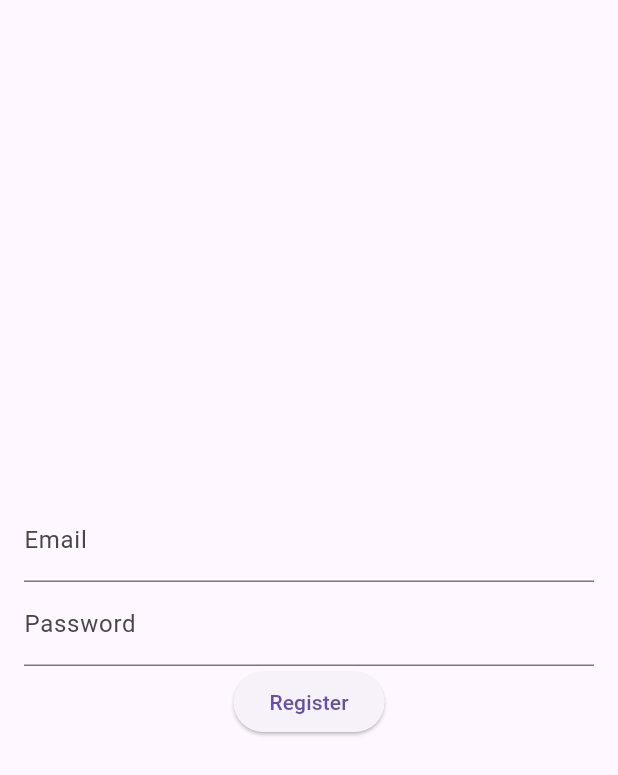
After one commit to rekk5/RestaurantApp, a Flutter app: the LoginPage screen opened by its route, after a tap on "Register", on a phone screen of 412 x 824 dp. The commit adds this screen. Shown: the top 775 px of the screen. Run offline on Flutter 3.47's test engine with Material 3 defaults, Android fonts, the light colour scheme and no system bars; our stand-ins replace firebase_auth, firebase_core; accounts and stored records are empty; network calls fail.

Commit message:
Login and register using firebase

```diff
--- a/lib/classes/food_item.dart
+++ b/lib/classes/food_item.dart
@@ -1,4 +1,3 @@
-import 'package:flutter/material.dart';
 
 class FoodItem{
 
--- a/lib/classes/user_information.dart
+++ b/lib/classes/user_information.dart
@@ -1,4 +1,3 @@
-import 'package:flutter/material.dart';
 
 class UserInformation{
 
--- /dev/null
+++ b/lib/login.dart
@@ -0,0 +1,65 @@
+import 'package:flutter/material.dart';
+import 'package:firebase_auth/firebase_auth.dart';
+import 'register.dart';
+
+class LoginPage extends StatefulWidget {
+  @override
+  _LoginPageState createState() => _LoginPageState();
+}
+
+class _LoginPageState extends State<LoginPage> {
+  final _auth = FirebaseAuth.instance;
+  final _emailController = TextEditingController();
+  final _passwordController = TextEditingController();
+
+  Future<void> _login() async {
+    try {
+      final user = await _auth.signInWithEmailAndPassword(
+        email: _emailController.text,
+        password: _passwordController.text,
+      );
+    } on FirebaseAuthException catch (e) {
+      if (e.code == 'user-not-found') {
+        print('No user found for that email.');
+      } else if (e.code == 'wrong-password') {
+        print('Wrong password provided for that user.');
+      }
+    }
+  } // This closing bracket was missing
+
+  @override
+  Widget build(BuildContext context) {
+    return Scaffold(
+      body: Padding(
+        padding: const EdgeInsets.all(16.0),
+        child: Column(
+          mainAxisAlignment: MainAxisAlignment.center,
+          children: <Widget>[
+            TextField(
+              controller: _emailController,
+              decoration: InputDecoration(labelText: 'Email'),
+            ),
+            TextField(
+              controller: _passwordController,
+              decoration: InputDecoration(labelText: 'Password'),
+              obscureText: true,
+            ),
+            ElevatedButton(
+              child: Text('Login'),
+              onPressed: _login,
+            ),
+            ElevatedButton(
+              child: Text('Register'),
+              onPressed: () {
+                Navigator.push(
+                  context,
+                  MaterialPageRoute(builder: (context) => RegisterPage()),
+                );
+              },
+            ),
+          ],
+        ),
+      ),
+    );
+  }
+}
--- /dev/null
+++ b/lib/register.dart
@@ -0,0 +1,57 @@
+import 'package:flutter/material.dart';
+import 'package:firebase_auth/firebase_auth.dart';
+
+class RegisterPage extends StatefulWidget {
+  @override
+  _RegisterPageState createState() => _RegisterPageState();
+}
+
+class _RegisterPageState extends State<RegisterPage> {
+  final _auth = FirebaseAuth.instance;
+  final _emailController = TextEditingController();
+  final _passwordController = TextEditingController();
+
+  Future<void> _register() async {
+    try {
+      final user = await _auth.createUserWithEmailAndPassword(
+        email: _emailController.text,
+        password: _passwordController.text,
+      );
+    } on FirebaseAuthException catch (e) {
+      if (e.code == 'weak-password') {
+        print('The password provided is too weak.');
+      } else if (e.code == 'email-already-in-use') {
+        print('The account already exists for that email.');
+      }
+    } catch (e) {
+      print(e);
+    }
+  } // This closing bracket was missing
+
+  @override
+  Widget build(BuildContext context) {
+    return Scaffold(
+      body: Padding(
+        padding: const EdgeInsets.all(16.0),
+        child: Column(
+          mainAxisAlignment: MainAxisAlignment.center,
+          children: <Widget>[
+            TextField(
+              controller: _emailController,
+              decoration: InputDecoration(labelText: 'Email'),
+            ),
+            TextField(
+              controller: _passwordController,
+              decoration: InputDecoration(labelText: 'Password'),
+              obscureText: true,
+            ),
+            ElevatedButton(
+              child: Text('Register'),
+              onPressed: _register,
+            ),
+          ],
+        ),
+      ),
+    );
+  }
+}
--- a/lib/restaurant_page.dart
+++ b/lib/restaurant_page.dart
@@ -1,11 +1,13 @@
 import 'package:flutter/material.dart';
 
 class RestaurantPage extends StatelessWidget {
+  const RestaurantPage({super.key});
+
   @override
   Widget build(BuildContext context) {
     return Scaffold(
       appBar: AppBar(
-        title: Text('Restaurant Details'),
+        title: const Text('Restaurant Details'),
       ),
       body: const Padding(
         padding: EdgeInsets.all(20.0),
--- a/pubspec.yaml
+++ b/pubspec.yaml
@@ -40,6 +40,7 @@ dependencies:
   cupertino_icons: ^1.0.2
   flutter_map_geojson: ^1.0.6
   firebase_core: ^2.27.0
+  firebase_auth: ^4.17.8
 
 dev_dependencies:
   flutter_test:
@@ -50,7 +51,7 @@ dev_dependencies:
   # activated in the `analysis_options.yaml` file located at the root of your
   # package. See that file for information about deactivating specific lint
   # rules and activating additional ones.
-  flutter_lints: ^2.0.0
+  flutter_lints: ^3.0.1
 
 # For information on the generic Dart part of this file, see the
 # following page: https://dart.dev/tools/pub/pubspec
```
Also changed, not shown: lib/home_screen.dart (+7 -10 lines), lib/main.dart (+8 -2 lines), pubspec.lock, 3 other files.
